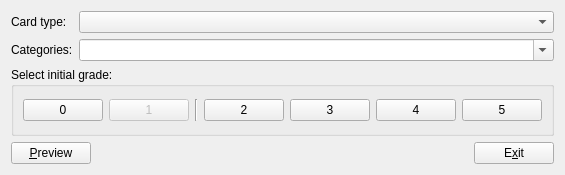
This is mnemosyne/mnemosyne/pyqt_ui/add_cards_dlg.ui in vasvlad/pomni as Qt 5 draws it before an edit. The edited form follows.
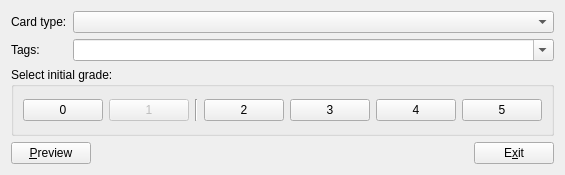
This is the edited form.

Commit message: Rename categories to tags.

What changed in the file:
```diff
--- a/mnemosyne/mnemosyne/pyqt_ui/add_cards_dlg.ui
+++ b/mnemosyne/mnemosyne/pyqt_ui/add_cards_dlg.ui
@@ -38,7 +38,7 @@
        <item row="1" column="0">
         <widget class="QLabel" name="label">
          <property name="text">
-          <string>Categories:</string>
+          <string>Tags:</string>
          </property>
         </widget>
        </item>
```
Left out of the diff: 2 changed lines with no effect on the pictures. The commit also changes 48 other files.
